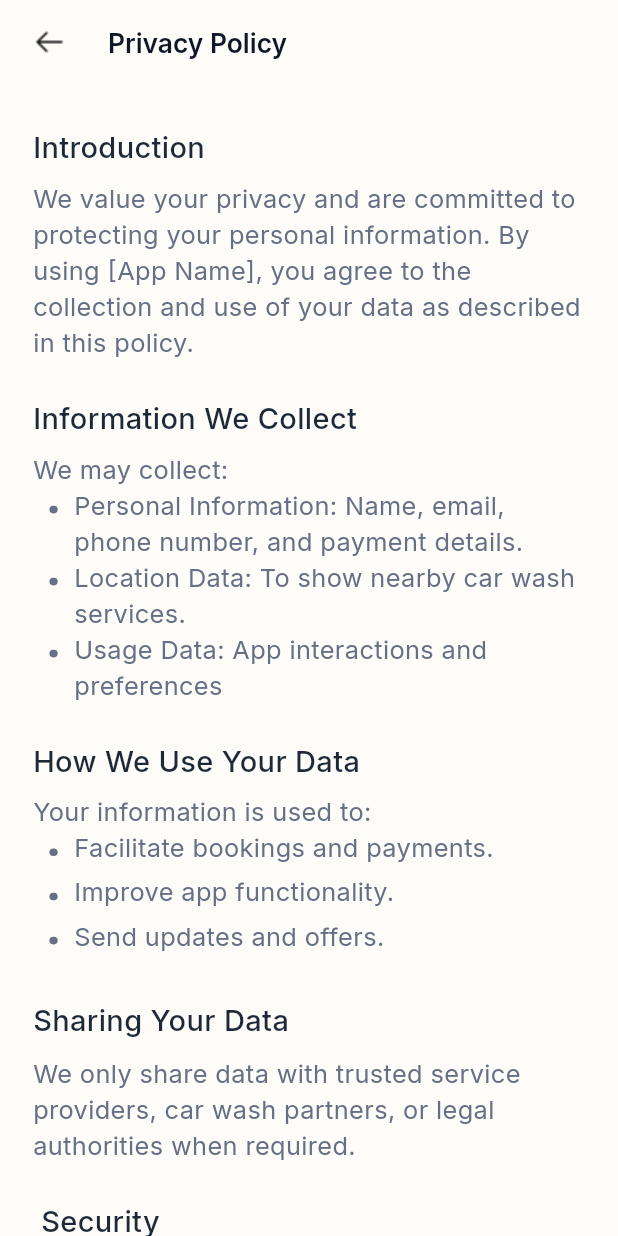
After one commit to SadikurRahman1/salamora_ui, a Flutter app: the PrivacyPolicyScreen screen opened by its route, on a phone screen of 412 x 824 dp. The commit adds this screen. Run offline on Flutter 3.47's test engine with Material 3 defaults, Android fonts, the light colour scheme and no system bars; our stand-ins replace flutter_spinkit, get, google_fonts, shared_preferences; accounts and stored records are empty.

Commit message:
Merge pull request #2 from SMTech24-official/tareq
updated

```diff
--- a/selemara/lib/core/constants/app_colors.dart
+++ b/selemara/lib/core/constants/app_colors.dart
@@ -12,6 +12,10 @@ class AppColors {
   static const Color backGroundColor = Color(0xFFFCFCFC);
   static const skipBtnColor = Color(0xFF1F2C37);
   static const Color textColor = Color(0xFF161922);
+  static const Color textColor7085 = Color(0xFF667085);
+
+
+
   static const Color secondryTextColor = Color(0xFF161922);
   static const Color geryColor = Color(0xFFA9A9A9);
   static const Color lightCream = Color(0xFFFDFCF9);
--- a/selemara/lib/core/constants/app_images.dart
+++ b/selemara/lib/core/constants/app_images.dart
@@ -15,8 +15,6 @@ class AppImages {
   static const backArrow = "assets/images/back_arrow.png";
   static const beckButton = "assets/images/beck_button.png";
 
-}
-
 
   //icons
   static const userIcon = "assets/icons/user.png";
--- a/selemara/lib/core/routes/app_pages.dart
+++ b/selemara/lib/core/routes/app_pages.dart
@@ -10,6 +10,7 @@ import 'package:selemara/features/splash/bindings/splash_binding.dart';
 import 'package:selemara/features/splash/screen/splash_screen.dart';
 
 import '../../features/profile/view/edit_profile_screen.dart';
+import '../../features/profile/view/privacy_policy_screen.dart';
 import '../../features/profile/view/update_password_screen.dart';
 
 class AppPages {
@@ -49,7 +50,16 @@ class AppPages {
       page: () =>  UpdatePasswordScreen(),
       binding: ProfileBinding(),
     ),
+
+
+
     GetPage(name: AppRoutes.register, page: () => const RegisterScreen()),
+
+        GetPage(name: AppRoutes.privacyPolicyScreen, page: () =>  PrivacyPolicyScreen()),
+
+
+
+
     // GetPage(
     //   name: AppRoutes.home,
     //   page: () => const HomePage(),
--- a/selemara/lib/core/routes/app_routes.dart
+++ b/selemara/lib/core/routes/app_routes.dart
@@ -8,6 +8,7 @@ class AppRoutes {
   static const home = '/home';
   static const profile = '/profile';
   static const editProfileScreen = '/editProfileScreen';
+  static const privacyPolicyScreen = '/privacyPolicyScreen';
 
 
   static const updatePasswordScreen = '/updatePasswordScreen';
--- a/selemara/lib/features/auth/view/register_screen.dart
+++ b/selemara/lib/features/auth/view/register_screen.dart
@@ -12,6 +12,8 @@ import 'package:selemara/core/widgets/custom_button.dart';
 import 'package:selemara/core/widgets/custom_text_form_field.dart';
 import 'package:selemara/features/auth/controller/auth_controller.dart';
 import 'package:selemara/features/auth/widgets/user_type_drop_down.dart';
+
+
 
 class RegisterScreen extends StatelessWidget {
   const RegisterScreen({super.key});
--- /dev/null
+++ b/selemara/lib/features/profile/view/privacy_policy_screen.dart
@@ -0,0 +1,202 @@
+import 'package:flutter/material.dart';
+import 'package:selemara/core/widgets/app_text.dart';
+
+import '../../../core/constants/app_colors.dart';
+import '../../../core/constants/app_images.dart';
+import '../../../core/constants/app_responsive.dart';
+import '../../../core/widgets/custom_appbar.dart';
+
+class PrivacyPolicyScreen extends StatelessWidget {
+  PrivacyPolicyScreen({super.key});
+
+  final res = AppResponsive();
+
+  @override
+  Widget build(BuildContext context) {
+    return Scaffold(
+      appBar: CustomAppBar(
+        title: 'Privacy Policy',
+        leading: Image.asset(AppImages.beckButton),
+      ),
+
+      body: Container(
+        margin: EdgeInsets.symmetric(horizontal: res.wp(20)),
+
+        child: SingleChildScrollView(
+          child: Column(
+            crossAxisAlignment: CrossAxisAlignment.start,
+            children: [
+              SizedBox(height: res.hp(28)),
+
+              AppText(
+                "Introduction",
+                fontWeight: FontWeight.w500,
+                fontSize: res.sp(16),
+                color: AppColors.textColor2939,
+              ),
+
+              SizedBox(height: res.hp(8)),
+              AppText(
+                "We value your privacy and are committed to protecting your personal information. By using [App Name], you agree to the collection and use of your data as described in this policy.",
+                fontWeight: FontWeight.w400,
+                color: AppColors.textColor7085,
+                fontSize: res.sp(14),
+              ),
+              SizedBox(height: res.hp(24)),
+
+              AppText(
+                "Information We Collect",
+                fontWeight: FontWeight.w500,
+                fontSize: res.sp(16),
+                color: AppColors.textColor2939,
+              ),
+              SizedBox(height: res.hp(8)),
+
+              AppText(
+                "We may collect:",
+                fontWeight: FontWeight.w400,
+                fontSize: res.sp(14),
+                color: AppColors.textColor7085,
+              ),
+
+              buildDotSeparatedText(
+                "Personal Information: Name, email, phone number, and payment details.",
+              ),
+              buildDotSeparatedText(
+                "Location Data: To show nearby car wash services.",
+              ),
+              buildDotSeparatedText(
+                "Usage Data: App interactions and preferences",
+              ),
+
+              SizedBox(height: res.hp(24)),
+
+              AppText(
+                "How We Use Your Data",
+                fontWeight: FontWeight.w500,
+                fontSize: res.sp(16),
+                color: AppColors.textColor2939,
+              ),
+              SizedBox(height: res.hp(8)),
+
+              AppText(
+                "Your information is used to:",
+                fontWeight: FontWeight.w400,
+                fontSize: res.sp(14),
+                color: AppColors.textColor7085,
+              ),
+
+              buildDotSeparatedText("Facilitate bookings and payments."),
+              buildDotSeparatedText("Improve app functionality."),
+
+              buildDotSeparatedText("Send updates and offers."),
+
+              SizedBox(height: res.hp(24)),
+
+              AppText(
+                "Sharing Your Data",
+                fontWeight: FontWeight.w500,
+                fontSize: res.sp(16),
+                color: AppColors.textColor2939,
+              ),
+              SizedBox(height: res.hp(10)),
+
+              AppText(
+                "We only share data with trusted service providers, car wash partners, or legal authorities when required.",
+                fontWeight: FontWeight.w400,
+                color: AppColors.textColor7085,
+                fontSize: res.sp(14),
+              ),
+
+              SizedBox(height: res.hp(24)),
+
+              AppText(
+                " Security",
+                fontWeight: FontWeight.w500,
+                fontSize: res.sp(16),
+                color: AppColors.textColor2939,
+              ),
+              SizedBox(height: res.hp(10)),
+
+              AppText(
+                "We use secure methods to protect your data but cannot guarantee complete security.",
+                fontWeight: FontWeight.w400,
+                color: AppColors.textColor7085,
+                fontSize: res.sp(14),
+              ),
+
+              SizedBox(height: res.hp(24)),
+
+              AppText(
+                " Your Rights",
+                fontWeight: FontWeight.w500,
+                fontSize: res.sp(16),
+                color: AppColors.textColor2939,
+              ),
+              SizedBox(height: res.hp(10)),
+
+              AppText(
+                "You can access, update, or delete your data and opt-out of communications at any time.",
+                fontWeight: FontWeight.w400,
+                color: AppColors.textColor7085,
+                fontSize: res.sp(14),
+              ),
+
+              SizedBox(height: res.hp(24)),
+
+              AppText(
+                " Contact Us",
+                fontWeight: FontWeight.w500,
+                fontSize: res.sp(16),
+                color: AppColors.textColor2939,
+              ),
+              SizedBox(height: res.hp(10)),
+
+              AppText(
+                "For questions or concerns, email us at [Insert Email].",
+                fontWeight: FontWeight.w400,
+                color: AppColors.textColor7085,
+                fontSize: res.sp(14),
+              ),
+
+              SizedBox(height: res.hp(24)),
+
+
+
+            ],
+          ),
+        ),
+      ),
+    );
+  }
+
+  Widget buildDotSeparatedText(String text) {
+    return Row(
+      crossAxisAlignment: CrossAxisAlignment.start,
+      mainAxisAlignment: MainAxisAlignment.start,
+      children: [
+        Container(
+          margin: EdgeInsets.symmetric(
+            horizontal: res.wp(10),
+            vertical: res.hp(12),
+          ),
+          height: res.hp(5),
+          width: res.wp(5),
+          decoration: BoxDecoration(
+            borderRadius: BorderRadius.circular(5),
+            color: AppColors.textColor7085,
+          ),
+        ),
+
+        Flexible(
+          child: AppText(
+            text,
+            fontWeight: FontWeight.w400,
+            fontSize: res.sp(14),
+            color: AppColors.textColor7085,
+          ),
+        ),
+      ],
+    );
+  }
+}
```
Also changed, not shown: selemara/lib/features/profile/controller/update_password_controller.dart (added, +12 -0 lines), selemara/lib/features/profile/view/profile_screen.dart (+19 -1 lines), selemara/lib/features/profile/view/update_password_screen.dart (+80 -2 lines), selemara/lib/features/profile/widget/custom_text_field.dart (+5 -4 lines).
